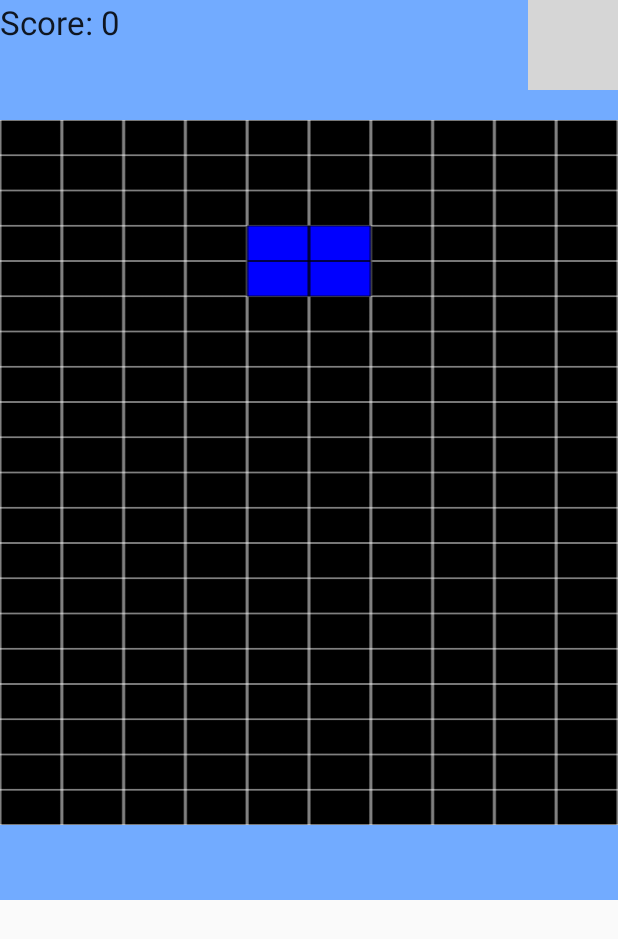
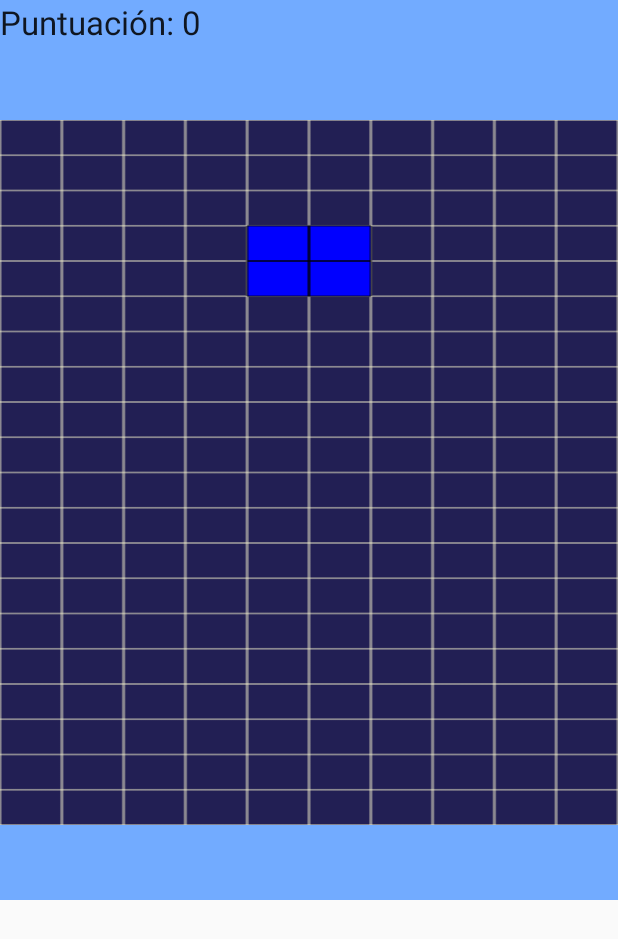
Before and after one commit to Eva87/dgp1, an Android app: the PantallaJuego screen opened directly, with no data from a screen before it, on a phone screen of 412 x 824 dp. Shown: the top 939 px of the screen. Run offline under Robolectric (Android 15) with nearby library versions, the phone set to English and light mode, and no system bars; grey boxes are pictures that could not be loaded.

Commit message:
puntuacion y otras

```diff
--- a/app/src/main/java/com/dgp2/tetris/PantallaJuego.java
+++ b/app/src/main/java/com/dgp2/tetris/PantallaJuego.java
@@ -30,10 +30,11 @@ import java.util.Random;
 
 public class PantallaJuego extends Activity implements GestureDetector.OnGestureListener, GestureDetector.OnDoubleTapListener {
 /*CrearLaForma  esta tiene que verse antes de fijarse*/
+    private GestureDetectorCompat detectorDeGestos;
+    final int AlturaPantalla = 800;
+    final int AnchuraPantalla = 400;
     int numeroFilas = 20;
     int numeroColumnas = 14;
-    final int AlturaPantalla = 800;
-    final int AnchuraPantalla = 400;
     final Handler operaciones = new Handler();
     final Forma[] formas = new Forma[11];
     final int IR_DERECHA = 1;
@@ -41,7 +42,7 @@ public class PantallaJuego extends Activity implements GestureDetector.OnGesture
     final int IR_IZQUIERDA = 3;
     int RAPIDEZNORMAL = 500;
     int RAPIDEZDEPRISA = 50;
-    String dificultad, rapidez;
+    String rapidez;
     int puntuacion;
     boolean juegoEnMarcha, juegoEnPausa, estadoVelocidadRapidez, estadoActual;
     private long TiempoDeEspera;
@@ -49,19 +50,21 @@ public class PantallaJuego extends Activity implements GestureDetector.OnGesture
     final int dx[] = {-1, 0, 1, 0};
     final int dy[] = {0, 1, 0, -1};
 
-    ImageView vistaPiezaProxima;
-
-    private GestureDetectorCompat detectorDeGestos;
+    LinearLayout vistaPiezaProxima;
 
     Random random = new Random();
 
     BoardCell[][] matrizDeJuego;
     Bitmap bitmap;
     Canvas canvas;
-    Paint paint;
+
+    Bitmap bitmapnuevaforma;
+    Canvas canvasnuevaforma;
+
+    Paint paint,paintnueva;
     LinearLayout linearLayout;
 
-    Forma formaActual;
+    Forma formaActual, proximaForma;
 
     @Override
     protected void onCreate(Bundle savedInstanceState) {
@@ -71,16 +74,10 @@ public class PantallaJuego extends Activity implements GestureDetector.OnGesture
 
         vistaPiezaProxima=  findViewById(R.id.verPieza);
 
-        dificultad = prefs.getString("difficulty_preference", "Normal");
         numeroFilas = Integer.parseInt(prefs.getString("num_rows_preference", "20")) + 6;
         numeroColumnas = Integer.parseInt(prefs.getString("num_columns_preference", "10")) + 6;
         rapidez = prefs.getString("speed_preference", "Normal");
         switch (rapidez) {
-            case "Despacio": {
-                RAPIDEZNORMAL = 1000;
-                RAPIDEZDEPRISA = 100;
-                break;
-            }
             case "Normal": {
                 RAPIDEZNORMAL = 500;
                 RAPIDEZDEPRISA = 50;
@@ -100,7 +97,13 @@ public class PantallaJuego extends Activity implements GestureDetector.OnGesture
 
         bitmap = Bitmap.createBitmap(AnchuraPantalla, AlturaPantalla, Bitmap.Config.ARGB_8888);
         canvas = new Canvas(bitmap);
+
+        bitmapnuevaforma = Bitmap.createBitmap(4, 4, Bitmap.Config.ARGB_8888);
+        canvasnuevaforma = new Canvas(bitmapnuevaforma);
+
+
         paint = new Paint();
+        paintnueva=new Paint();
         linearLayout = (LinearLayout) findViewById(R.id.game_board);
         puntuacion = 0;
         estadoActual = false;
@@ -350,12 +353,17 @@ public class PantallaJuego extends Activity implements GestureDetector.OnGesture
 
     private boolean CrearLaForma() {
         // generar la forma actual y ponerla en la matriz
+        proximaForma = formas[random.nextInt(7)];
+        formaActual=proximaForma;
+        proximaForma = formas[random.nextInt(7)];
 
-        if (dificultad.compareTo("Normal") == 0) {
-            formaActual = formas[random.nextInt(7)];
-        } else {
-            formaActual = formas[random.nextInt(formas.length)];
-        }
+
+
+
+
+
+
+
         // generar aleatoriamente el numero de rotaciones
         int number_of_rotations = random.nextInt(4);
         for (int i = 1; i <= number_of_rotations; i++) {
@@ -429,19 +437,42 @@ public class PantallaJuego extends Activity implements GestureDetector.OnGesture
             }
         }
         // Actualizar la puntuacion
-        puntuacion += (k * (k + 30) );
+        if(k>0){
+            puntuacion+=30;
+        }
+        //puntuacion += (k * (k + 29) );
         FijarMatrizJuego();
         return found;
     }
 
     void PintarMatriz() {
 
+        // pintar el fondo del tablero pequeño
+        paintnueva.setColor(Color.rgb(34,31,84));
+        canvas.drawRect(0, 0, 4, 4, paintnueva);
+
+        // Pintar la cuadricula del tablero pequeño
+        paintnueva.setColor(Color.rgb(244,242,205));
+        for (int i = 0; i < 4; i++) {
+            canvas.drawLine(0, 0, 4,4, paintnueva);
+        }
+        for (int i = 0; i < 4; i++) {
+            canvas.drawLine(4, 0,0, 4, paintnueva);
+        }
+        for (int i = 0; i < 4; i++) {
+            for (int j =0; j < 4; j++) {
+                if (matrizDeJuego[i][j].getState() == 1) {
+                    paintnueva.setColor(matrizDeJuego[i][j].getColor());
+                    canvasnuevaforma.drawRect(4 ,4,4,4, paintnueva);
+                }
+            }
+        }
         // pintar el fondo del tablero
-        paint.setColor(Color.BLACK);
+        paint.setColor(Color.rgb(34,31,84));
         canvas.drawRect(0, 0, AnchuraPantalla, AlturaPantalla, paint);
 
         // Pintar la cuadricula del tablero
-        paint.setColor(Color.WHITE);
+        paint.setColor(Color.rgb(244,242,205));
         for (int i = 0; i <= (numeroFilas - 6); i++) {
             canvas.drawLine(0, i * (AlturaPantalla / (numeroFilas - 6)), AnchuraPantalla,
                     i * (AlturaPantalla / (numeroFilas - 6)), paint);
@@ -499,6 +530,17 @@ public class PantallaJuego extends Activity implements GestureDetector.OnGesture
             textView.setVisibility(View.VISIBLE);
             TextView textView2 = (TextView) findViewById(R.id.game_over_textview2);
             textView2.setVisibility(View.VISIBLE);
+
+            Intent intent = new Intent(PantallaJuego.this, PantallaJuego.class); Handler handler = new Handler();
+            handler.postDelayed(new Runnable() {
+                public void run() {
+                    // despues de 10 segundos
+                    Toast.makeText(getBaseContext(), "Comienza la nueva partida", Toast.LENGTH_SHORT).show();
+                }
+            }, 100000);
+            startActivity(intent);
+            finish();
+
         } else if (juegoEnPausa) {
             paint.setColor(Color.WHITE);
             paint.setTextAlign(Paint.Align.CENTER);
@@ -506,12 +548,13 @@ public class PantallaJuego extends Activity implements GestureDetector.OnGesture
             canvas.drawText("GAME PAUSED", (float) (AnchuraPantalla / 2.0), (float) (AlturaPantalla / 2.0), paint);
         }
 
+        vistaPiezaProxima.setBackgroundDrawable(new BitmapDrawable(bitmapnuevaforma));
         // Mostrar el actual dibujo
         linearLayout.setBackgroundDrawable(new BitmapDrawable(bitmap));
 
         // Actualizar la puntuacion del textview
         TextView textView = (TextView) findViewById(R.id.game_score_textview);
-        textView.setText("Score: " + puntuacion);
+        textView.setText("Puntuación: " + puntuacion);
     }
 
     private Runnable runnable = new Runnable() {
--- a/app/src/main/res/layout/activity_pantalla_juego.xml
+++ b/app/src/main/res/layout/activity_pantalla_juego.xml
@@ -68,11 +68,12 @@
         android:textIsSelectable="false"
         android:textSize="30sp" />
 
-    <ImageView
+    <LinearLayout
         android:id="@+id/verPieza"
         android:layout_width="60dp"
         android:layout_height="60dp"
-        android:src="@drawable/der"
+        android:orientation="vertical"
+        android:visibility="visible"
         app:layout_constraintEnd_toEndOf="parent"
         app:layout_constraintTop_toTopOf="parent" />
 
```
Also changed, not shown: app/src/main/res/layout/activity_main.xml (+4 -6 lines).
